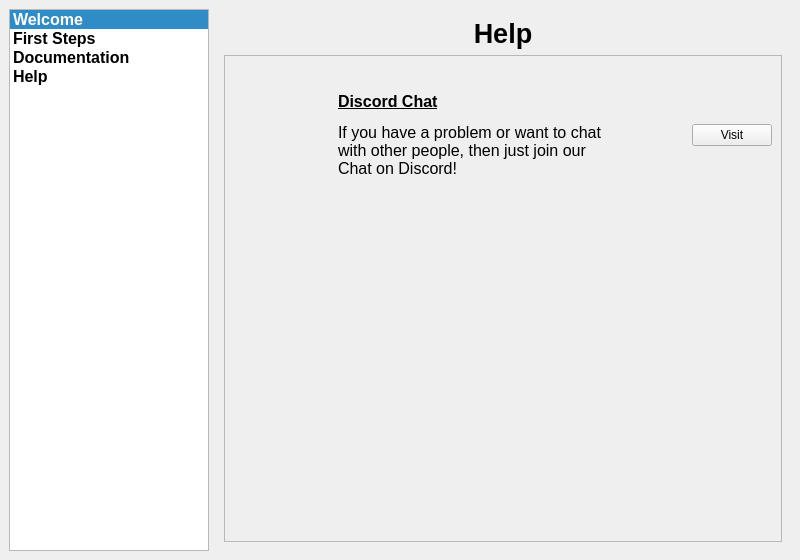
em1lyy/welcome-screen, file mainwindow.ui: the form before one commit.
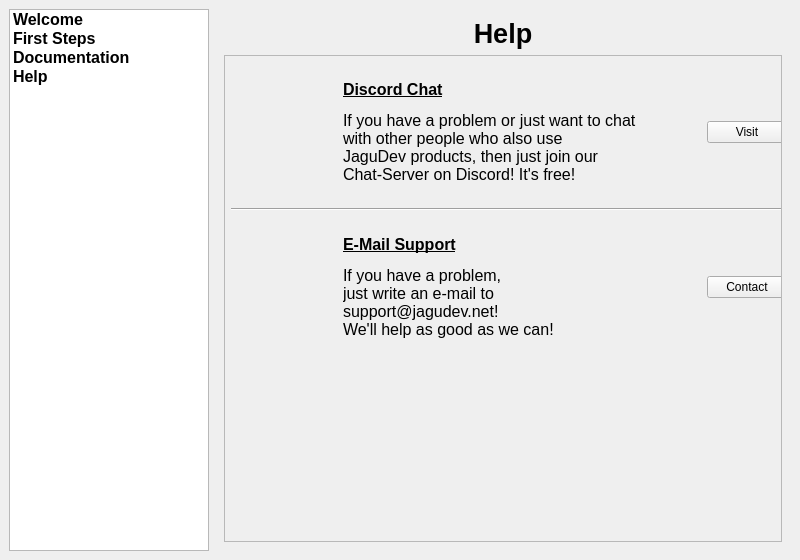
The form after the commit. The open tabs and pages were chosen to show the change. Icons and pictures are not drawn.

Diff of the .ui file:
```diff
--- a/mainwindow.ui
+++ b/mainwindow.ui
@@ -87,7 +87,7 @@
        <number>0</number>
       </property>
       <property name="currentRow">
-       <number>0</number>
+       <number>-1</number>
       </property>
       <property name="sortingEnabled">
        <bool>false</bool>
@@ -1271,8 +1271,17 @@
             <rect>
              <x>0</x>
              <y>0</y>
+             <width>566</width>
+             <height>496</height>
+            </rect>
+           </property>
+           <widget class="QWidget" name="contents" native="true">
+            <property name="geometry">
+             <rect>
+              <x>6</x>
+              <y>6</y>
              <width>561</width>
-             <height>486</height>
+              <height>631</height>
             </rect>
            </property>
            <layout class="QVBoxLayout" name="verticalLayout_4">
@@ -1344,7 +1353,7 @@
                  </font>
                 </property>
                 <property name="text">
-                 <string>&lt;html&gt;&lt;head/&gt;&lt;body&gt;&lt;p&gt;&lt;span style=&quot; font-size:12pt; font-weight:600; text-decoration: underline;&quot;&gt;Discord Chat&lt;/span&gt;&lt;/p&gt;&lt;p&gt;&lt;span style=&quot; font-size:12pt;&quot;&gt;If you have a problem or want to chat&lt;br/&gt;with other people, then just join our&lt;br/&gt;Chat on Discord!&lt;/span&gt;&lt;/p&gt;&lt;/body&gt;&lt;/html&gt;</string>
+                  <string>&lt;html&gt;&lt;head/&gt;&lt;body&gt;&lt;p&gt;&lt;span style=&quot; font-size:12pt; font-weight:600; text-decoration: underline;&quot;&gt;Discord Chat&lt;/span&gt;&lt;/p&gt;&lt;p&gt;&lt;span style=&quot; font-size:12pt;&quot;&gt;If you have a problem or just want to chat&lt;br/&gt;with other people who also use&lt;br/&gt;JaguDev products, then just join our&lt;br /&gt;Chat-Server on Discord! It's free!&lt;/span&gt;&lt;/p&gt;&lt;/body&gt;&lt;/html&gt;</string>
                 </property>
                 <property name="alignment">
                  <set>Qt::AlignLeading|Qt::AlignLeft|Qt::AlignVCenter</set>
@@ -1366,7 +1375,117 @@
                  <string>Visit</string>
                 </property>
                 <property name="icon">
-                 <iconset theme="web-browser">
+                  <iconset theme="internet-web-browser">
+                   <normaloff>.</normaloff>.</iconset>
+                 </property>
+                 <property name="iconSize">
+                  <size>
+                   <width>16</width>
+                   <height>16</height>
+                  </size>
+                 </property>
+                </widget>
+               </item>
+              </layout>
+             </item>
+             <item>
+              <widget class="Line" name="line_2">
+               <property name="orientation">
+                <enum>Qt::Horizontal</enum>
+               </property>
+              </widget>
+             </item>
+             <item>
+              <layout class="QHBoxLayout" name="item_10">
+               <property name="spacing">
+                <number>20</number>
+               </property>
+               <property name="leftMargin">
+                <number>20</number>
+               </property>
+               <item>
+                <widget class="QLabel" name="itemIcon_8">
+                 <property name="sizePolicy">
+                  <sizepolicy hsizetype="Fixed" vsizetype="Fixed">
+                   <horstretch>0</horstretch>
+                   <verstretch>0</verstretch>
+                  </sizepolicy>
+                 </property>
+                 <property name="minimumSize">
+                  <size>
+                   <width>64</width>
+                   <height>64</height>
+                  </size>
+                 </property>
+                 <property name="maximumSize">
+                  <size>
+                   <width>64</width>
+                   <height>64</height>
+                  </size>
+                 </property>
+                 <property name="text">
+                  <string/>
+                 </property>
+                 <property name="pixmap">
+                  <pixmap resource="resources.qrc">:/browser.png</pixmap>
+                 </property>
+                 <property name="scaledContents">
+                  <bool>true</bool>
+                 </property>
+                 <property name="alignment">
+                  <set>Qt::AlignCenter</set>
+                 </property>
+                </widget>
+               </item>
+               <item>
+                <widget class="QLabel" name="itemDescription_8">
+                 <property name="sizePolicy">
+                  <sizepolicy hsizetype="Fixed" vsizetype="Fixed">
+                   <horstretch>0</horstretch>
+                   <verstretch>0</verstretch>
+                  </sizepolicy>
+                 </property>
+                 <property name="minimumSize">
+                  <size>
+                   <width>320</width>
+                   <height>140</height>
+                  </size>
+                 </property>
+                 <property name="maximumSize">
+                  <size>
+                   <width>340</width>
+                   <height>140</height>
+                  </size>
+                 </property>
+                 <property name="font">
+                  <font>
+                   <pointsize>14</pointsize>
+                  </font>
+                 </property>
+                 <property name="text">
+                  <string>&lt;html&gt;&lt;head/&gt;&lt;body&gt;&lt;p&gt;&lt;span style=&quot; font-size:12pt; font-weight:600; text-decoration: underline;&quot;&gt;E-Mail Support&lt;/span&gt;&lt;/p&gt;&lt;p&gt;&lt;span style=&quot; font-size:12pt;&quot;&gt;If you have a problem,&lt;br/&gt;just write an e-mail to&lt;br/&gt;support@jagudev.net!&lt;br/&gt;We'll help as good as we can!&lt;/span&gt;&lt;/p&gt;&lt;/body&gt;&lt;/html&gt;</string>
+                 </property>
+                 <property name="alignment">
+                  <set>Qt::AlignLeading|Qt::AlignLeft|Qt::AlignVCenter</set>
+                 </property>
+                </widget>
+               </item>
+               <item>
+                <widget class="QPushButton" name="launchButton_11">
+                 <property name="sizePolicy">
+                  <sizepolicy hsizetype="Fixed" vsizetype="Fixed">
+                   <horstretch>0</horstretch>
+                   <verstretch>0</verstretch>
+                  </sizepolicy>
+                 </property>
+                 <property name="focusPolicy">
+                  <enum>Qt::TabFocus</enum>
+                 </property>
+                 <property name="text">
+                  <string>Contact</string>
+                 </property>
+                 <property name="icon">
+                  <iconset theme="internet-web-browser">
                   <normaloff>.</normaloff>.</iconset>
                 </property>
                 <property name="iconSize">
@@ -1386,13 +1505,14 @@
               </property>
               <property name="sizeHint" stdset="0">
                <size>
-                <width>20</width>
-                <height>40</height>
+                 <width>17</width>
+                 <height>333</height>
                </size>
               </property>
              </spacer>
             </item>
            </layout>
+           </widget>
           </widget>
          </widget>
         </item>
```
Left out of the diff: 50 changed lines with no effect on the pictures. Lines whose indentation alone changed are shown as unchanged.
